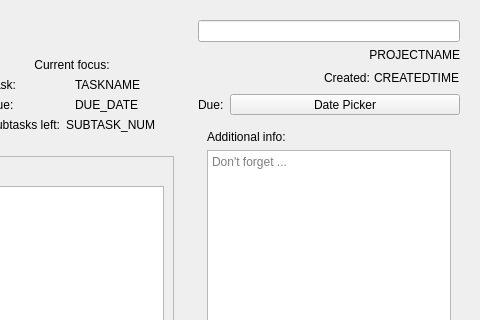
Old version of the form src/mainwindow.ui in the repository fefumo/todoapp; both pictures show x 584 to 1064 and y 0 to 320 of the 1064 by 1046 pixel window.
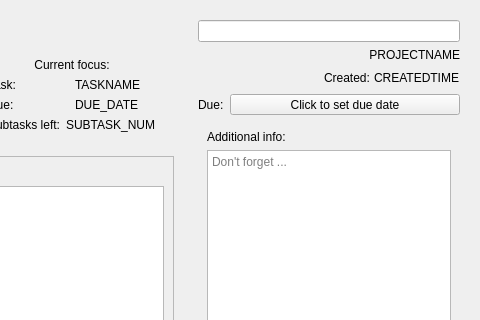
New version of the form. Custom widgets are drawn as their Qt base class.

Commit message: :construction: user can create no due date tasks

The edit to the form file:
```diff
--- a/src/mainwindow.ui
+++ b/src/mainwindow.ui
@@ -491,7 +491,7 @@
            </sizepolicy>
           </property>
           <property name="text">
-           <string>Date Picker</string>
+           <string>Click to set due date</string>
           </property>
          </widget>
         </item>
```
The commit also changes 6 other files.
